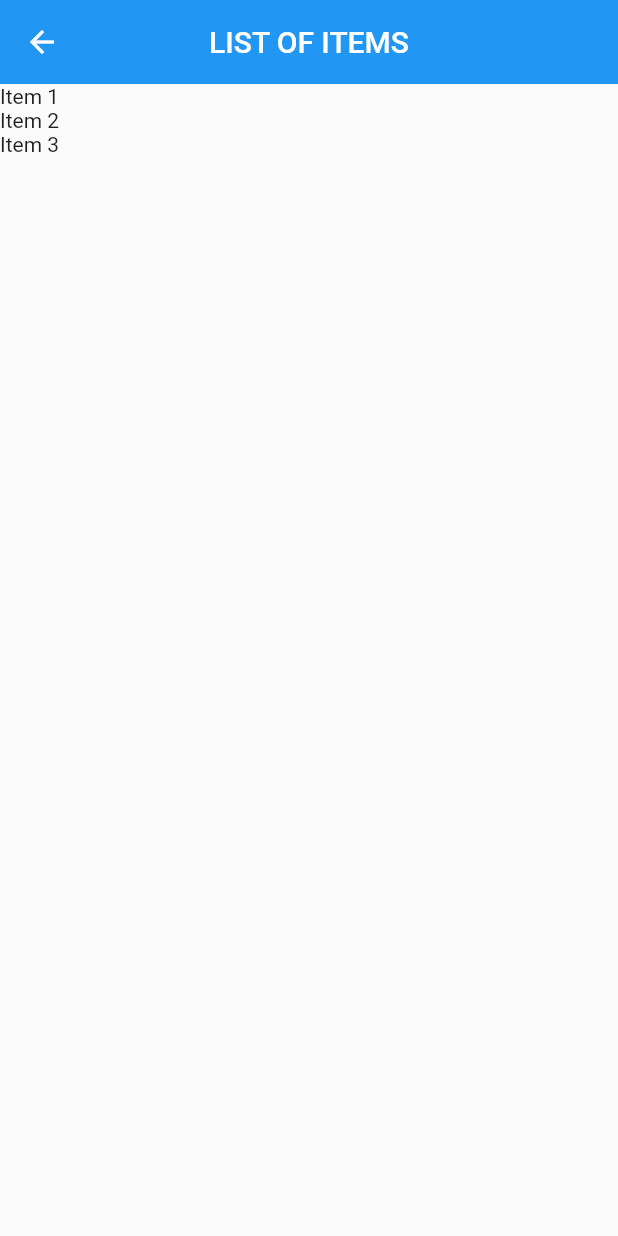
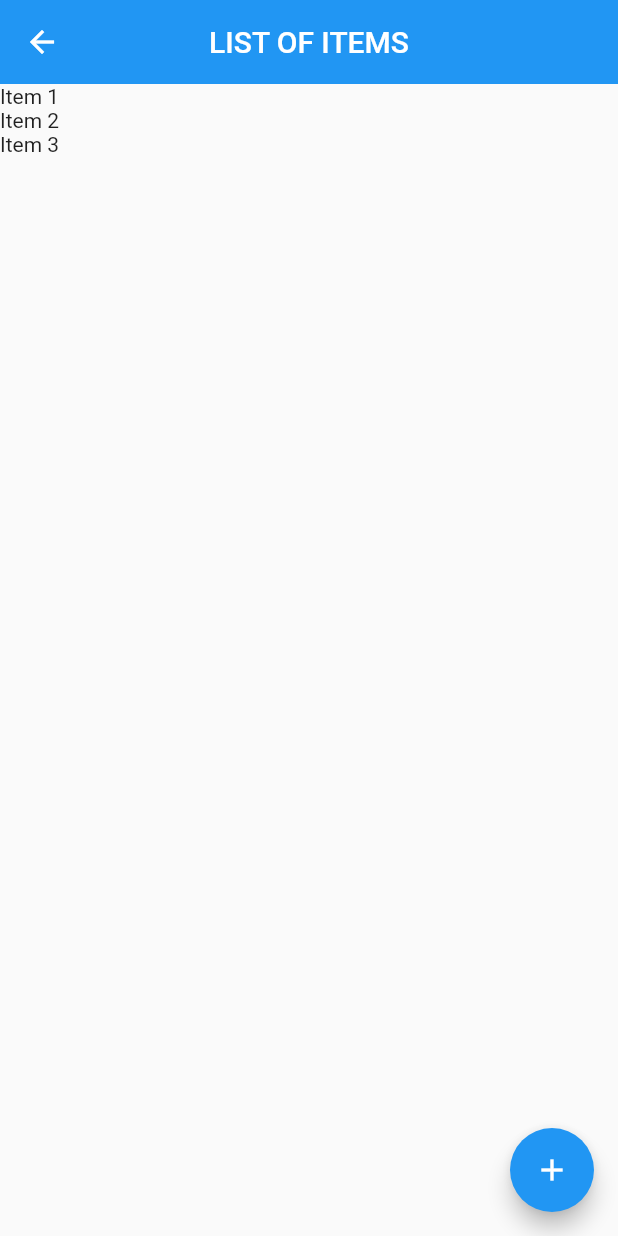
Before and after one commit to kidde60/sales_management_app, a Flutter app: the HomePage screen opened directly, on a phone screen of 412 x 824 dp. Run offline on Flutter 3.47's test engine with Material 2 defaults, Android fonts, the phone set to English and light mode, and no system bars.

Commit message:
Update home page

```diff
--- a/lib/screens/home_page.dart
+++ b/lib/screens/home_page.dart
@@ -1,4 +1,5 @@
 import 'package:flutter/material.dart';
+import 'package:sales_management_app/screens/item_screen.dart';
 
 class HomePage extends StatefulWidget {
   const HomePage({super.key});
@@ -16,6 +17,12 @@ class _HomePageState extends State<HomePage> {
         elevation: 0.0,
         centerTitle: true,
       ),
+      floatingActionButton: FloatingActionButton(
+          onPressed: () {
+            Navigator.push(context,
+                MaterialPageRoute(builder: (context) => const ItemScreen()));
+          },
+          child: const Icon(Icons.add)),
       body: const SafeArea(
           child: Column(
         children: [Text('Item 1'), Text('Item 2'), Text('Item 3')],
```
